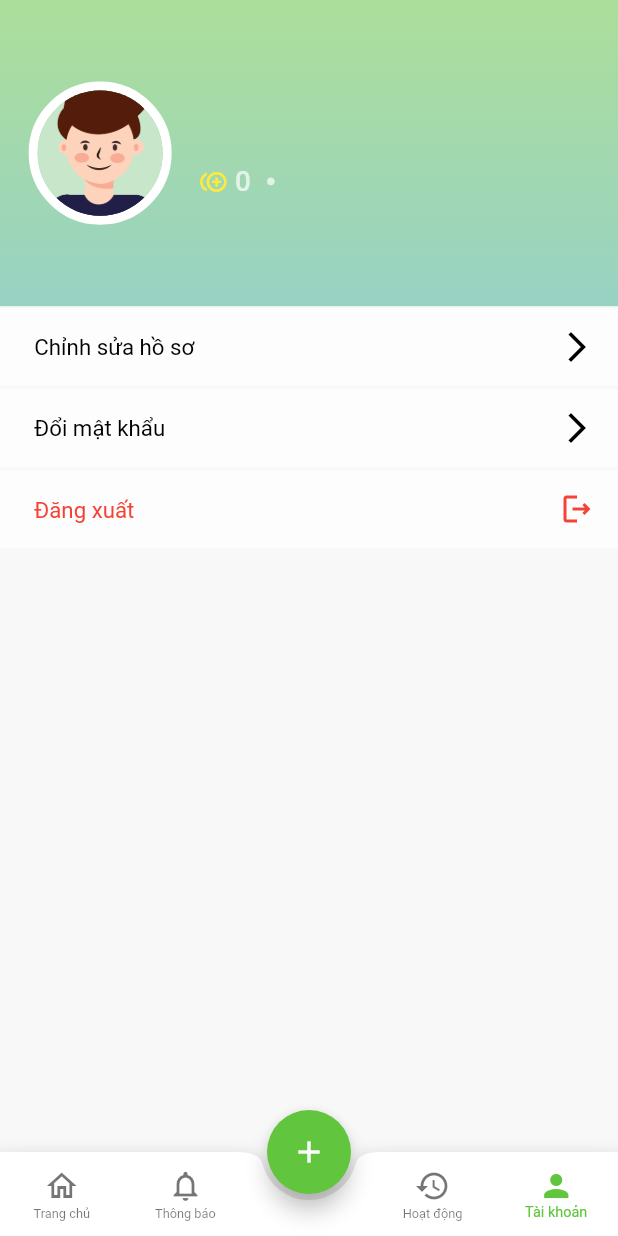
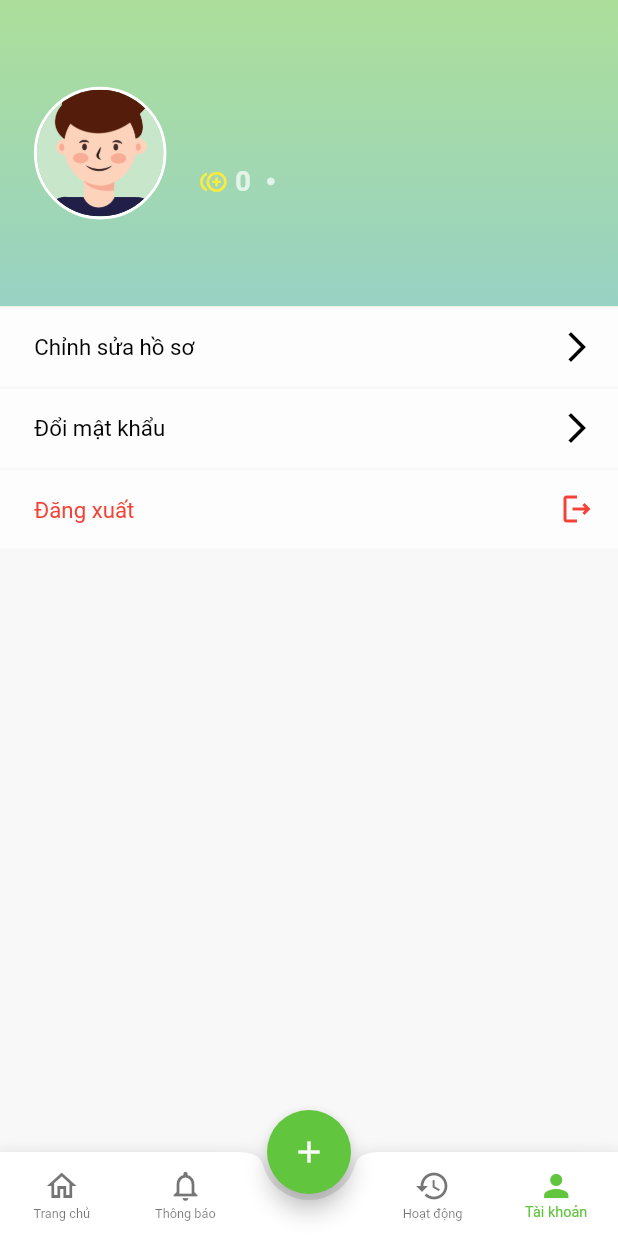
Before and after one commit to Baoth99/SCSS.Mobile.Seller, a Flutter app: the MainLayout screen opened by its route, item 5 of the bottom bar chosen, on a phone screen of 412 x 824 dp. Run offline on Flutter 3.47's test engine with Material 2 defaults, Android fonts, the phone set to English and light mode, and no system bars; our stand-ins replace bloc, cool_alert, country_code_picker, equatable, firebase_core, firebase_messaging and 13 more; missing offline and left inert: automap, mapbox_gl; accounts and stored records are empty; network calls fail.

Commit message:
[Mobile][UIS-4][SCSS-107] Complete avatar UI

```diff
--- a/lib/blocs/events/profile_event.dart
+++ b/lib/blocs/events/profile_event.dart
@@ -5,3 +5,7 @@ abstract class ProfileEvent extends AbstractEvent {
 }
 
 class ProfileInitial extends ProfileEvent {}
+
+class ProfileInitialAll extends ProfileEvent {}
+
+class ProfileImageUpdated extends ProfileEvent {}
--- a/lib/blocs/states/profile_state.dart
+++ b/lib/blocs/states/profile_state.dart
@@ -1,7 +1,7 @@
 part of '../profile_bloc.dart';
 
 class ProfileState extends Equatable {
-  const ProfileState({
+  ProfileState({
     this.id = Symbols.empty,
     this.name = Symbols.empty,
     this.phone = Symbols.empty,
@@ -12,7 +12,15 @@ class ProfileState extends Equatable {
     this.image,
     this.totalPoint = 0,
     this.status = FormzStatus.pure,
-  });
+    ImageProvider<Object>? imageProfile,
+  }) {
+    this.imageProfile = imageProfile ??
+        AssetImage(
+          gender == Gender.male
+              ? ImagesPaths.maleProfile
+              : ImagesPaths.femaleProfile,
+        );
+  }
 
   final String id;
   final String name;
@@ -24,6 +32,7 @@ class ProfileState extends Equatable {
   final String? image;
   final int totalPoint;
   final FormzStatus status;
+  late ImageProvider<Object> imageProfile;
 
   ProfileState copyWith({
     String? name,
@@ -35,6 +44,7 @@ class ProfileState extends Equatable {
     String? image,
     int? totalPoint,
     FormzStatus? status,
+    ImageProvider<Object>? imageProfile,
   }) {
     return ProfileState(
       id: id,
@@ -47,6 +57,7 @@ class ProfileState extends Equatable {
       image: image ?? this.image,
       totalPoint: totalPoint ?? this.totalPoint,
       status: status ?? this.status,
+      imageProfile: imageProfile ?? this.imageProfile,
     );
   }
 
@@ -62,5 +73,6 @@ class ProfileState extends Equatable {
         image,
         totalPoint,
         status,
+        imageProfile,
       ];
 }
--- a/lib/ui/app.dart
+++ b/lib/ui/app.dart
@@ -5,6 +5,7 @@ import 'package:flutter_localizations/flutter_localizations.dart';
 import 'package:flutter_screenutil/flutter_screenutil.dart';
 import 'package:seller_app/blocs/main_bloc.dart';
 import 'package:seller_app/blocs/notification_bloc.dart';
+import 'package:seller_app/blocs/profile_bloc.dart';
 import 'package:seller_app/blocs/request_bloc.dart';
 import 'package:seller_app/blocs/request_time_bloc.dart';
 import 'package:seller_app/ui/layouts/request_detail_layout.dart';
@@ -34,6 +35,9 @@ class SellerApp extends StatelessWidget {
           ),
           BlocProvider(
             create: (context) => NotificationBloc(),
+          ),
+          BlocProvider(
+            create: (context) => ProfileBloc(),
           ),
         ],
         child: MaterialApp(
--- a/lib/ui/layouts/account_layout.dart
+++ b/lib/ui/layouts/account_layout.dart
@@ -21,6 +21,7 @@ class AccountLayout extends StatelessWidget {
 
   @override
   Widget build(BuildContext context) {
+    context.read<ProfileBloc>().add(ProfileInitial());
     return BlocProvider<AccountBloc>(
       create: (context) => AccountBloc(),
       child: BlocListener<AccountBloc, AccountState>(
@@ -51,19 +52,13 @@ class AccountLayout extends StatelessWidget {
         child: Scaffold(
           resizeToAvoidBottomInset: false,
           backgroundColor: Color(0XFFF8F8F8),
-          body: BlocProvider(
-            create: (context) => ProfileBloc()
-              ..add(
-                ProfileInitial(),
-              ),
-            child: BlocBuilder<ProfileBloc, ProfileState>(
+          body: BlocBuilder<ProfileBloc, ProfileState>(
             builder: (context, s) {
               return s.status.isSubmissionSuccess ||
                       s.status.isSubmissionFailure
                   ? const AccountBody()
                   : FunctionalWidgets.getLoadingAnimation();
             },
-            ),
           ),
         ),
       ),
@@ -106,8 +101,10 @@ class AccountBody extends StatelessWidget {
           child: Row(
             children: [
               Container(
-                child:
-                    _getAvatarFutureBuilder(s.gender, s.image ?? Symbols.empty),
+                child: _getAvatarFutureBuilder(
+                  s.gender,
+                  s.imageProfile,
+                ),
                 margin: EdgeInsets.symmetric(
                   horizontal: 50.w,
                 ),
@@ -140,9 +137,9 @@ class AccountBody extends StatelessWidget {
                       ),
                       CustomText(
                         text: s.totalPoint.toString(),
+                        color: Colors.white70,
                         fontSize: 50.sp,
-                        fontWeight: FontWeight.w500,
-                        color: Colors.white70,
+                        fontWeight: FontWeight.w600,
                       ),
                       Container(
                         child: Icon(
@@ -157,6 +154,8 @@ class AccountBody extends StatelessWidget {
                       CustomText(
                         text: s.phone,
                         color: Colors.white70,
+                        fontSize: 50.sp,
+                        fontWeight: FontWeight.w600,
                       ),
                     ],
                   )
@@ -169,42 +168,12 @@ class AccountBody extends StatelessWidget {
     );
   }
 
-  Widget _getAvatarFutureBuilder(Gender gender, String url) {
-    return FutureBuilder(
-      future:
-          url.isNotEmpty ? getMetaDataImage(url) : Future.value(Symbols.empty),
-      builder: (context, snapshot) {
-        if (snapshot.hasData && snapshot.data is! String) {
-          var data = snapshot.data;
-          if (data is List) {
-            var image = NetworkImage(data[0], headers: {
-              HttpHeaders.authorizationHeader: data[1],
-            });
+  Widget _getAvatarFutureBuilder(Gender gender, ImageProvider<Object> image) {
     return AvatarWidget(
       image: image,
       isMale: gender == Gender.male,
       width: 250,
     );
-          }
-        }
-        return AvatarWidget(
-          isMale: gender == Gender.male,
-          width: 250,
-        );
-      },
-    );
-  }
-
-  Future<List> getMetaDataImage(String imagePath) async {
-    var bearerToken = NetworkUtils.getBearerToken();
-    var url = NetworkUtils.getUrlWithQueryString(
-      APIServiceURI.imageGet,
-      {'imageUrl': imagePath},
-    );
-    return [
-      url,
-      await bearerToken,
-    ];
   }
 
   Widget options(BuildContext context) {
@@ -230,7 +199,7 @@ class AccountBody extends StatelessWidget {
                     ),
                   )
                       .then((value) {
-                    context.read<ProfileBloc>().add(ProfileInitial());
+                    context.read<ProfileBloc>().add(ProfileInitialAll());
                   });
                 },
                 Colors.black,
--- a/lib/ui/layouts/home_layout.dart
+++ b/lib/ui/layouts/home_layout.dart
@@ -1,29 +1,36 @@
 import 'package:flutter/material.dart';
+import 'package:seller_app/blocs/main_bloc.dart';
+import 'package:seller_app/blocs/models/gender_model.dart';
+import 'package:seller_app/blocs/profile_bloc.dart';
 import 'package:seller_app/constants/constants.dart';
 import 'package:seller_app/ui/widgets/avartar_widget.dart';
 import 'package:seller_app/ui/widgets/custom_text_widget.dart';
 import 'package:flutter_screenutil/flutter_screenutil.dart';
+import 'package:flutter_bloc/flutter_bloc.dart';
 
 class HomeLayout extends StatelessWidget {
-  const HomeLayout({Key? key}) : super(key: key);
-
+  HomeLayout({Key? key, required this.tabController}) : super(key: key);
+  TabController tabController;
   @override
   Widget build(BuildContext context) {
     return Scaffold(
-      body: AccountBody(),
+      body: AccountBody(
+        tabController: tabController,
+      ),
     );
   }
 }
 
 class AccountBody extends StatelessWidget {
-  const AccountBody({Key? key}) : super(key: key);
-
+  const AccountBody({Key? key, required this.tabController}) : super(key: key);
+  final TabController tabController;
   @override
   Widget build(BuildContext context) {
+    context.read<ProfileBloc>().add(ProfileInitial());
     return Column(
       children: [
         avatar(context),
-        waitToCollect(context, '8'),
+        waitToCollect(context),
       ],
     );
   }
@@ -44,14 +51,14 @@ class AccountBody extends StatelessWidget {
           tileMode: TileMode.repeated, // repeats the gradient over the canvas
         ),
       ),
-      child: Row(
+      child: BlocBuilder<ProfileBloc, ProfileState>(
+        builder: (context, state) {
+          return Row(
             children: [
               Container(
                 child: AvatarWidget(
-              image: NetworkImage(
-                'https://cdn2.iconfinder.com/data/icons/flatfaces-everyday-people-square/128/beard_male_man_face_avatar-512.png',
-              ),
-              isMale: false,
+                  image: state.imageProfile,
+                  isMale: state.gender == Gender.male,
                   width: 250,
                 ),
                 margin: EdgeInsets.only(
@@ -63,12 +70,13 @@ class AccountBody extends StatelessWidget {
                 children: [
                   Container(
                     child: CustomText(
-                  text: 'Vũ Xuân Thiên',
+                      text: state.name,
                       color: AppColors.white,
                       fontSize: 70.sp,
                       fontWeight: FontWeight.w500,
                     ),
-                margin: EdgeInsets.only(top: 170.h, right: 80.w, bottom: 20.h),
+                    margin:
+                        EdgeInsets.only(top: 170.h, right: 80.w, bottom: 20.h),
                   ),
                   Row(
                     mainAxisAlignment: MainAxisAlignment.center,
@@ -82,35 +90,23 @@ class AccountBody extends StatelessWidget {
                         ),
                       ),
                       CustomText(
-                    text: '56',
+                        text: '${state.totalPoint}',
                         fontSize: 50.sp,
                         fontWeight: FontWeight.w500,
                         color: AppColors.white,
-                  ),
-                  Container(
-                    child: Icon(
-                      Icons.star,
-                      color: Colors.amber,
-                      size: 50.sp,
-                    ),
-                    margin: EdgeInsets.only(left: 40.w, right: 10.w),
-                  ),
-                  CustomText(
-                    text: '4.9',
-                    color: AppColors.white,
-                    fontSize: 50.sp,
-                    fontWeight: FontWeight.w600,
                       ),
                     ],
                   )
                 ],
               ),
             ],
+          );
+        },
       ),
     );
   }
 
-  Widget waitToCollect(BuildContext context, String totalRequest) {
+  Widget waitToCollect(BuildContext context) {
     return Material(
       elevation: 1,
       child: Container(
@@ -122,7 +118,7 @@ class AccountBody extends StatelessWidget {
               Container(
                 padding: EdgeInsets.only(top: 30.h, left: 45.w),
                 child: CustomText(
-                  text: 'Yêu cầu chờ thu gom',
+                  text: 'Yêu cầu thu gom đã xác nhận',
                   fontSize: 45.sp,
                   fontWeight: FontWeight.w500,
                 ),
@@ -143,14 +139,20 @@ class AccountBody extends StatelessWidget {
               ],
             ),
             InkWell(
-              onTap: () {},
+              onTap: () {
+                context.read<MainBloc>().add(
+                      const MainBarItemTapped(MainLayoutConstants.activity),
+                    );
+
+                tabController.animateTo(1);
+              },
               child: Row(
                 children: [
                   Expanded(
                     child: Container(
                       margin: EdgeInsets.only(bottom: 20.h),
                       child: CustomText(
-                        text: 'Xem tất cả ' + totalRequest + ' yêu cầu',
+                        text: 'Xem tất cả yêu cầu',
                         fontSize: 45.sp,
                         fontWeight: FontWeight.w500,
                         textAlign: TextAlign.right,
--- a/lib/ui/layouts/main_layout.dart
+++ b/lib/ui/layouts/main_layout.dart
@@ -4,6 +4,7 @@ import 'package:flutter_bloc/flutter_bloc.dart';
 import 'package:flutter_screenutil/flutter_screenutil.dart';
 import 'package:seller_app/blocs/main_bloc.dart';
 import 'package:seller_app/blocs/notification_bloc.dart';
+import 'package:seller_app/blocs/profile_bloc.dart';
 import 'package:seller_app/constants/constants.dart';
 import 'package:seller_app/ui/layouts/account_layout.dart';
 import 'package:seller_app/ui/layouts/activity_layout.dart';
@@ -33,6 +34,9 @@ class _MainLayoutState extends State<MainLayout> with TickerProviderStateMixin {
 
     // Get number of  unread notifcation count
     context.read<NotificationBloc>().add(NotificationUncountGet());
+
+    //profile
+    context.read<ProfileBloc>().add(ProfileInitialAll());
   }
 
   @override
@@ -217,7 +221,9 @@ class _MainLayoutState extends State<MainLayout> with TickerProviderStateMixin {
             int index = state.screenIndex;
             switch (index) {
               case MainLayoutConstants.home:
-                return const HomeLayout();
+                return HomeLayout(
+                  tabController: tabController,
+                );
               case MainLayoutConstants.notification:
                 return const NotificationLayout();
               case MainLayoutConstants.activity:
--- a/lib/ui/widgets/avartar_widget.dart
+++ b/lib/ui/widgets/avartar_widget.dart
@@ -3,9 +3,7 @@ import 'dart:io';
 import 'package:flutter/material.dart';
 import 'package:flutter/rendering.dart';
 import 'package:flutter_screenutil/flutter_screenutil.dart';
-import 'package:seller_app/constants/api_constants.dart';
 import 'package:seller_app/constants/constants.dart';
-import 'package:seller_app/utils/common_utils.dart';
 
 class AvatarWidget extends StatelessWidget {
   const AvatarWidget({
@@ -22,7 +20,7 @@ class AvatarWidget extends StatelessWidget {
     return Container(
       width: width.w,
       child: CircleAvatar(
-        radius: (width / 2).r,
+        radius: (width / 2.2).r,
         onForegroundImageError: (exception, stackTrace) => print(exception),
         foregroundImage: (image != null) ? image : getFalloutImage(),
         backgroundImage: getFalloutImage(),
@@ -31,7 +29,7 @@ class AvatarWidget extends StatelessWidget {
         shape: BoxShape.circle,
         border: Border.all(
           color: Colors.white,
-          width: 6.0,
+          width: 2.0,
         ),
       ),
     );
```
Also changed, not shown: lib/blocs/profile_bloc.dart (+47 -3 lines). Lines whose indentation alone changed are shown as unchanged.
